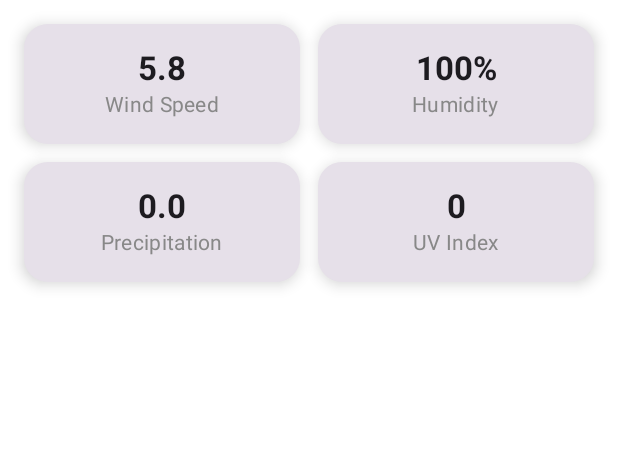
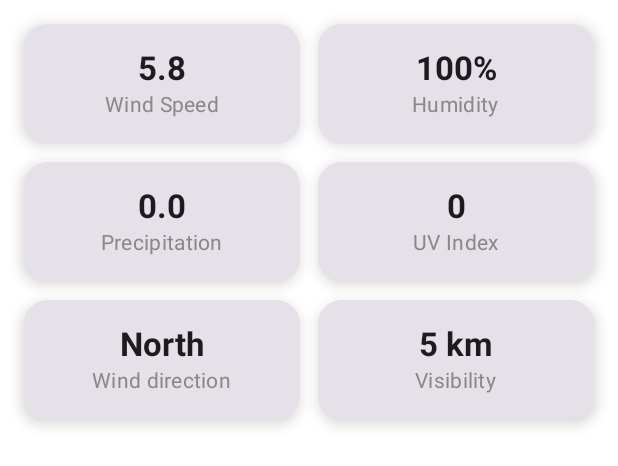
Before and after one commit to ngonimapfumo/weather-app, an Android app built with Jetpack Compose: the @Preview function WeatherStatsPreview, on a phone screen of 412 x 824 dp. Shown: the top 466 px of the screen. Run offline under Robolectric (Android 15) with nearby library versions, the phone set to English and light mode, and no system bars.

Commit message:
feat: Enhance Weather UI with additional stats and layout improvements
This commit introduces several UI enhancements to the weather display, including more detailed weather statistics and improved layout for better readability.

Key changes:
- Updated `WeatherStats.kt`:
    - Added `windDir` (wind direction) and `visibility` parameters to the `WeatherStats` composable.
    - Displayed these new stats in a separate row.
- Updated `WeatherDetails.kt`:
    - Passed `windDir` and `visKm` (visibility in kilometers) from the API response to the `WeatherStats` composable.
    - Formatted the `localtime` from the API response to a more readable format (e.g., "01 Jul 2024, 10:30 AM").
    - Added a "More Information" button (currently no action).
- Updated `WeatherPage.kt`:
    - Made the main column scrollable using `verticalScroll`.
    - Adjusted the `Error` and `Loading` state boxes to fill width and take available vertical space using `weight(1f)`.
- Added new drawable resources:
    - `app/src/main/res/drawable/day.png`
    - `app/src/main/res/drawable/day1.png`
- Updated `app/build.gradle.kts`:
    - Added `androidx.compose.foundation:foundation` dependency.
- Updated `gradle/libs.versions.toml`:
    - Added `foundation` version and library definition for Compose Foundation.

```diff
--- a/app/build.gradle.kts
+++ b/app/build.gradle.kts
@@ -65,6 +65,7 @@ dependencies {
     implementation(libs.androidx.material.icons.extended)
     implementation(libs.material3)
     implementation(libs.androidx.appcompat)
+    implementation(libs.androidx.foundation)
     testImplementation(libs.junit)
     androidTestImplementation(libs.androidx.junit)
     androidTestImplementation(libs.androidx.espresso.core)
--- a/app/src/main/java/com/ngonim/weather/presentation/pages/current/WeatherStats.kt
+++ b/app/src/main/java/com/ngonim/weather/presentation/pages/current/WeatherStats.kt
@@ -1,5 +1,6 @@
 package com.ngonim.weather.presentation.pages.current
 
+import android.opengl.Visibility
 import androidx.compose.foundation.layout.Arrangement
 import androidx.compose.foundation.layout.Column
 import androidx.compose.foundation.layout.Row
@@ -21,7 +22,7 @@ import androidx.compose.ui.tooling.preview.Preview
 import androidx.compose.ui.unit.dp
 
 @Composable
-fun WeatherStats(windSpeed:String, humidity:String, precipitation:String, uvIndex:String) {
+fun WeatherStats(windSpeed:String, humidity:String, precipitation:String, uvIndex:String , windDir: String, visibility: String) {
     Column(
         modifier = Modifier
             .fillMaxWidth()
@@ -44,13 +45,22 @@ fun WeatherStats(windSpeed:String, humidity:String, precipitation:String, uvInde
             WeatherStatCard(value = precipitation, label = "Precipitation", modifier = Modifier.weight(1f))
             WeatherStatCard(value = uvIndex, label = "UV Index", modifier = Modifier.weight(1f))
         }
+
+        Spacer(modifier = Modifier.height(12.dp))
+        Row(
+            modifier = Modifier.fillMaxWidth(),
+            horizontalArrangement = Arrangement.spacedBy(12.dp)
+        ) {
+            WeatherStatCard(value = windDir, label = "Wind direction", modifier = Modifier.weight(1f))
+            WeatherStatCard(value = "$visibility km", label = "Visibility", modifier = Modifier.weight(1f))
+        }
     }
 }
 
 @Preview
 @Composable
 fun WeatherStatsPreview() {
-    WeatherStats("5.8", "100", "0.0", "0")
+    WeatherStats("5.8", "100", "0.0", "0", "North", "5")
 }
 @Composable
 fun WeatherStatCard(value: String, label: String, modifier: Modifier = Modifier) {
--- a/gradle/libs.versions.toml
+++ b/gradle/libs.versions.toml
@@ -15,6 +15,7 @@ runtimeLivedata = "1.9.0"
 materialIconsExtended = "1.7.8"
 material3 = "1.3.2"
 appcompat = "1.7.1"
+foundation = "1.9.0"
 
 [libraries]
 androidx-core-ktx = { group = "androidx.core", name = "core-ktx", version.ref = "coreKtx" }
@@ -39,6 +40,7 @@ gsonConverter = { module = "com.squareup.retrofit2:converter-gson", version.ref
 androidx-material-icons-extended = { module = "androidx.compose.material:material-icons-extended", version.ref = "materialIconsExtended" }
 material3 = { group = "androidx.compose.material3", name = "material3", version.ref = "material3" }
 androidx-appcompat = { group = "androidx.appcompat", name = "appcompat", version.ref = "appcompat" }
+androidx-foundation = { group = "androidx.compose.foundation", name = "foundation", version.ref = "foundation" }
 
 [plugins]
 android-application = { id = "com.android.application", version.ref = "agp" }
```
Also changed, not shown: app/src/main/java/com/ngonim/weather/presentation/pages/current/WeatherDetails.kt (+33 -1 lines), app/src/main/java/com/ngonim/weather/presentation/pages/current/WeatherPage.kt (+19 -5 lines), 2 other files.
